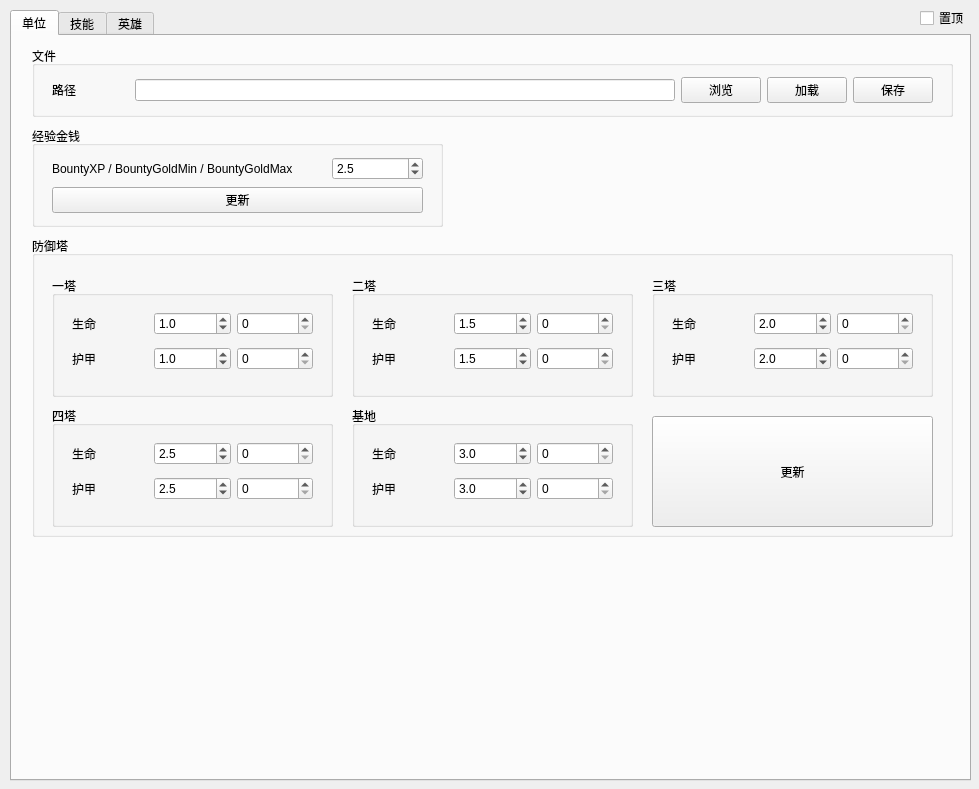
Above: untitled.ui from JeremyChim/Dota-Tool before the change. Below: the same form after it.
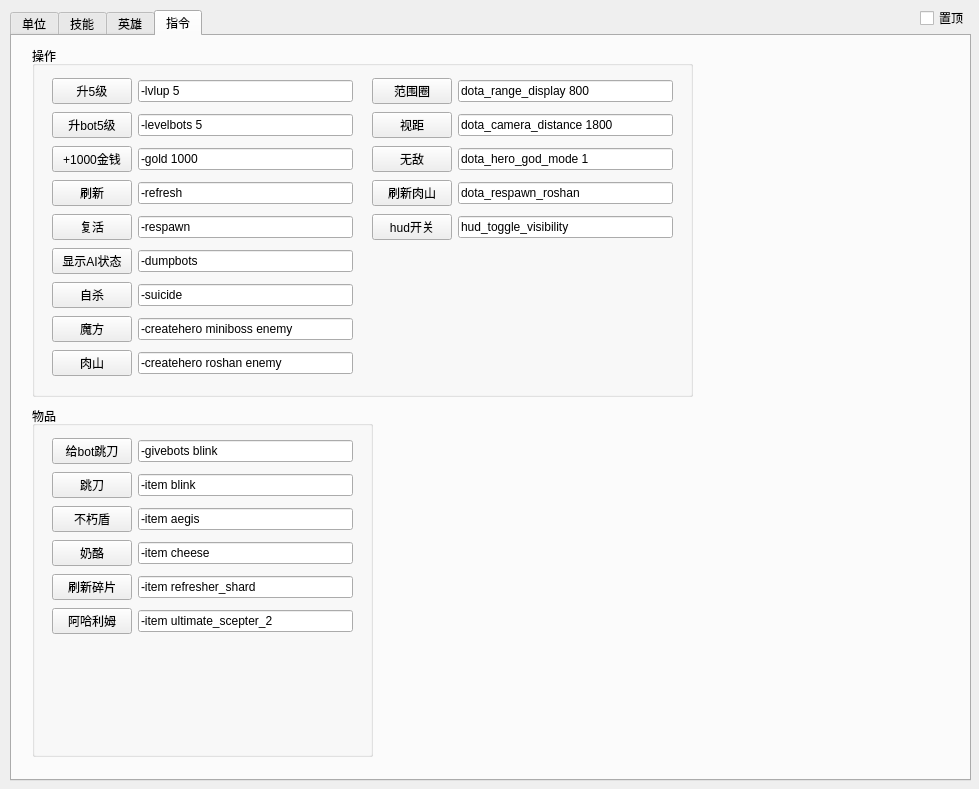
That is the form after the change.

Commit message: add tab order

```diff
--- a/untitled.ui
+++ b/untitled.ui
@@ -23,7 +23,7 @@
     </rect>
    </property>
    <property name="currentIndex">
-    <number>0</number>
+    <number>3</number>
    </property>
    <widget class="QWidget" name="tab">
     <attribute name="title">
@@ -1319,39 +1319,610 @@
        </item>
       </layout>
      </widget>
+    </widget>
+   </widget>
+   <widget class="QWidget" name="tab_4">
+    <attribute name="title">
+     <string>指令</string>
+    </attribute>
+    <widget class="QGroupBox" name="groupBox_14">
+     <property name="geometry">
+      <rect>
+       <x>20</x>
+       <y>10</y>
+       <width>661</width>
+       <height>351</height>
+      </rect>
+     </property>
+     <property name="title">
+      <string>操作</string>
+     </property>
      <widget class="QWidget" name="layoutWidget">
       <property name="geometry">
        <rect>
         <x>20</x>
         <y>30</y>
-        <width>591</width>
-        <height>28</height>
+        <width>301</width>
+        <height>302</height>
        </rect>
       </property>
-      <layout class="QHBoxLayout" name="horizontalLayout_21" stretch="1,0,0,0">
+      <layout class="QVBoxLayout" name="verticalLayout_13">
        <item>
-        <widget class="QComboBox" name="comboBox"/>
+        <layout class="QHBoxLayout" name="horizontalLayout_35">
+         <item>
+          <widget class="QPushButton" name="pushButton_17">
+           <property name="text">
+            <string>升5级</string>
+           </property>
+          </widget>
+         </item>
+         <item>
+          <widget class="QLineEdit" name="lineEdit_9">
+           <property name="text">
+            <string>-lvlup 5</string>
+           </property>
+           <property name="echoMode">
+            <enum>QLineEdit::Normal</enum>
+           </property>
+           <property name="dragEnabled">
+            <bool>false</bool>
+           </property>
+           <property name="readOnly">
+            <bool>false</bool>
+           </property>
+          </widget>
+         </item>
+        </layout>
        </item>
        <item>
-        <widget class="QPushButton" name="pushButton_14">
-         <property name="text">
-          <string>载入</string>
-         </property>
-        </widget>
+        <layout class="QHBoxLayout" name="horizontalLayout_36">
+         <item>
+          <widget class="QPushButton" name="pushButton_18">
+           <property name="text">
+            <string>升bot5级</string>
+           </property>
+          </widget>
+         </item>
+         <item>
+          <widget class="QLineEdit" name="lineEdit_10">
+           <property name="text">
+            <string>-levelbots 5</string>
+           </property>
+           <property name="echoMode">
+            <enum>QLineEdit::Normal</enum>
+           </property>
+           <property name="dragEnabled">
+            <bool>false</bool>
+           </property>
+           <property name="readOnly">
+            <bool>false</bool>
+           </property>
+          </widget>
+         </item>
+        </layout>
        </item>
        <item>
-        <widget class="QPushButton" name="pushButton_15">
-         <property name="text">
-          <string>读取</string>
-         </property>
-        </widget>
+        <layout class="QHBoxLayout" name="horizontalLayout_37">
+         <item>
+          <widget class="QPushButton" name="pushButton_19">
+           <property name="text">
+            <string>+1000金钱</string>
+           </property>
+          </widget>
+         </item>
+         <item>
+          <widget class="QLineEdit" name="lineEdit_11">
+           <property name="text">
+            <string>-gold 1000</string>
+           </property>
+           <property name="echoMode">
+            <enum>QLineEdit::Normal</enum>
+           </property>
+           <property name="dragEnabled">
+            <bool>false</bool>
+           </property>
+           <property name="readOnly">
+            <bool>false</bool>
+           </property>
+          </widget>
+         </item>
+        </layout>
        </item>
        <item>
-        <widget class="QPushButton" name="pushButton_16">
-         <property name="text">
-          <string>写入</string>
-         </property>
-        </widget>
+        <layout class="QHBoxLayout" name="horizontalLayout_38">
+         <item>
+          <widget class="QPushButton" name="pushButton_20">
+           <property name="text">
+            <string>刷新</string>
+           </property>
+          </widget>
+         </item>
+         <item>
+          <widget class="QLineEdit" name="lineEdit_12">
+           <property name="text">
+            <string>-refresh</string>
+           </property>
+           <property name="echoMode">
+            <enum>QLineEdit::Normal</enum>
+           </property>
+           <property name="dragEnabled">
+            <bool>false</bool>
+           </property>
+           <property name="readOnly">
+            <bool>false</bool>
+           </property>
+          </widget>
+         </item>
+        </layout>
+       </item>
+       <item>
+        <layout class="QHBoxLayout" name="horizontalLayout_39">
+         <item>
+          <widget class="QPushButton" name="pushButton_21">
+           <property name="text">
+            <string>复活</string>
+           </property>
+          </widget>
+         </item>
+         <item>
+          <widget class="QLineEdit" name="lineEdit_13">
+           <property name="text">
+            <string>-respawn</string>
+           </property>
+           <property name="echoMode">
+            <enum>QLineEdit::Normal</enum>
+           </property>
+           <property name="dragEnabled">
+            <bool>false</bool>
+           </property>
+           <property name="readOnly">
+            <bool>false</bool>
+           </property>
+          </widget>
+         </item>
+        </layout>
+       </item>
+       <item>
+        <layout class="QHBoxLayout" name="horizontalLayout_40">
+         <item>
+          <widget class="QPushButton" name="pushButton_22">
+           <property name="text">
+            <string>显示AI状态</string>
+           </property>
+          </widget>
+         </item>
+         <item>
+          <widget class="QLineEdit" name="lineEdit_14">
+           <property name="text">
+            <string>-dumpbots</string>
+           </property>
+           <property name="echoMode">
+            <enum>QLineEdit::Normal</enum>
+           </property>
+           <property name="dragEnabled">
+            <bool>false</bool>
+           </property>
+           <property name="readOnly">
+            <bool>false</bool>
+           </property>
+          </widget>
+         </item>
+        </layout>
+       </item>
+       <item>
+        <layout class="QHBoxLayout" name="horizontalLayout_41">
+         <item>
+          <widget class="QPushButton" name="pushButton_23">
+           <property name="text">
+            <string>自杀</string>
+           </property>
+          </widget>
+         </item>
+         <item>
+          <widget class="QLineEdit" name="lineEdit_15">
+           <property name="text">
+            <string>-suicide</string>
+           </property>
+           <property name="echoMode">
+            <enum>QLineEdit::Normal</enum>
+           </property>
+           <property name="dragEnabled">
+            <bool>false</bool>
+           </property>
+           <property name="readOnly">
+            <bool>false</bool>
+           </property>
+          </widget>
+         </item>
+        </layout>
+       </item>
+       <item>
+        <layout class="QHBoxLayout" name="horizontalLayout_44">
+         <item>
+          <widget class="QPushButton" name="pushButton_26">
+           <property name="text">
+            <string>魔方</string>
+           </property>
+          </widget>
+         </item>
+         <item>
+          <widget class="QLineEdit" name="lineEdit_18">
+           <property name="text">
+            <string>-createhero miniboss enemy</string>
+           </property>
+           <property name="echoMode">
+            <enum>QLineEdit::Normal</enum>
+           </property>
+           <property name="dragEnabled">
+            <bool>false</bool>
+           </property>
+           <property name="readOnly">
+            <bool>false</bool>
+           </property>
+          </widget>
+         </item>
+        </layout>
+       </item>
+       <item>
+        <layout class="QHBoxLayout" name="horizontalLayout_45">
+         <item>
+          <widget class="QPushButton" name="pushButton_27">
+           <property name="text">
+            <string>肉山</string>
+           </property>
+          </widget>
+         </item>
+         <item>
+          <widget class="QLineEdit" name="lineEdit_19">
+           <property name="text">
+            <string>-createhero roshan enemy</string>
+           </property>
+           <property name="echoMode">
+            <enum>QLineEdit::Normal</enum>
+           </property>
+           <property name="dragEnabled">
+            <bool>false</bool>
+           </property>
+           <property name="readOnly">
+            <bool>false</bool>
+           </property>
+          </widget>
+         </item>
+        </layout>
+       </item>
+      </layout>
+     </widget>
+     <widget class="QWidget" name="layoutWidget_22">
+      <property name="geometry">
+       <rect>
+        <x>340</x>
+        <y>30</y>
+        <width>301</width>
+        <height>171</height>
+       </rect>
+      </property>
+      <layout class="QVBoxLayout" name="verticalLayout_15">
+       <item>
+        <layout class="QHBoxLayout" name="horizontalLayout_50">
+         <item>
+          <widget class="QPushButton" name="pushButton_32">
+           <property name="text">
+            <string>范围圈</string>
+           </property>
+          </widget>
+         </item>
+         <item>
+          <widget class="QLineEdit" name="lineEdit_24">
+           <property name="text">
+            <string>dota_range_display 800</string>
+           </property>
+           <property name="echoMode">
+            <enum>QLineEdit::Normal</enum>
+           </property>
+           <property name="dragEnabled">
+            <bool>false</bool>
+           </property>
+           <property name="readOnly">
+            <bool>false</bool>
+           </property>
+          </widget>
+         </item>
+        </layout>
+       </item>
+       <item>
+        <layout class="QHBoxLayout" name="horizontalLayout_51">
+         <item>
+          <widget class="QPushButton" name="pushButton_33">
+           <property name="text">
+            <string>视距</string>
+           </property>
+          </widget>
+         </item>
+         <item>
+          <widget class="QLineEdit" name="lineEdit_25">
+           <property name="text">
+            <string>dota_camera_distance 1800</string>
+           </property>
+           <property name="echoMode">
+            <enum>QLineEdit::Normal</enum>
+           </property>
+           <property name="dragEnabled">
+            <bool>false</bool>
+           </property>
+           <property name="readOnly">
+            <bool>false</bool>
+           </property>
+          </widget>
+         </item>
+        </layout>
+       </item>
+       <item>
+        <layout class="QHBoxLayout" name="horizontalLayout_52">
+         <item>
+          <widget class="QPushButton" name="pushButton_34">
+           <property name="text">
+            <string>无敌</string>
+           </property>
+          </widget>
+         </item>
+         <item>
+          <widget class="QLineEdit" name="lineEdit_26">
+           <property name="text">
+            <string>dota_hero_god_mode 1</string>
+           </property>
+           <property name="echoMode">
+            <enum>QLineEdit::Normal</enum>
+           </property>
+           <property name="dragEnabled">
+            <bool>false</bool>
+           </property>
+           <property name="readOnly">
+            <bool>false</bool>
+           </property>
+          </widget>
+         </item>
+        </layout>
+       </item>
+       <item>
+        <layout class="QHBoxLayout" name="horizontalLayout_53">
+         <item>
+          <widget class="QPushButton" name="pushButton_35">
+           <property name="text">
+            <string>刷新肉山</string>
+           </property>
+          </widget>
+         </item>
+         <item>
+          <widget class="QLineEdit" name="lineEdit_27">
+           <property name="text">
+            <string>dota_respawn_roshan</string>
+           </property>
+           <property name="echoMode">
+            <enum>QLineEdit::Normal</enum>
+           </property>
+           <property name="dragEnabled">
+            <bool>false</bool>
+           </property>
+           <property name="readOnly">
+            <bool>false</bool>
+           </property>
+          </widget>
+         </item>
+        </layout>
+       </item>
+       <item>
+        <layout class="QHBoxLayout" name="horizontalLayout_54">
+         <item>
+          <widget class="QPushButton" name="pushButton_36">
+           <property name="text">
+            <string>hud开关</string>
+           </property>
+          </widget>
+         </item>
+         <item>
+          <widget class="QLineEdit" name="lineEdit_28">
+           <property name="text">
+            <string>hud_toggle_visibility</string>
+           </property>
+           <property name="echoMode">
+            <enum>QLineEdit::Normal</enum>
+           </property>
+           <property name="dragEnabled">
+            <bool>false</bool>
+           </property>
+           <property name="readOnly">
+            <bool>false</bool>
+           </property>
+          </widget>
+         </item>
+        </layout>
+       </item>
+      </layout>
+     </widget>
+    </widget>
+    <widget class="QGroupBox" name="groupBox_15">
+     <property name="geometry">
+      <rect>
+       <x>20</x>
+       <y>370</y>
+       <width>341</width>
+       <height>351</height>
+      </rect>
+     </property>
+     <property name="title">
+      <string>物品</string>
+     </property>
+     <widget class="QWidget" name="layoutWidget">
+      <property name="geometry">
+       <rect>
+        <x>20</x>
+        <y>30</y>
+        <width>301</width>
+        <height>200</height>
+       </rect>
+      </property>
+      <layout class="QVBoxLayout" name="verticalLayout_14">
+       <item>
+        <layout class="QHBoxLayout" name="horizontalLayout_43">
+         <item>
+          <widget class="QPushButton" name="pushButton_25">
+           <property name="text">
+            <string>给bot跳刀</string>
+           </property>
+          </widget>
+         </item>
+         <item>
+          <widget class="QLineEdit" name="lineEdit_17">
+           <property name="text">
+            <string>-givebots blink</string>
+           </property>
+           <property name="echoMode">
+            <enum>QLineEdit::Normal</enum>
+           </property>
+           <property name="dragEnabled">
+            <bool>false</bool>
+           </property>
+           <property name="readOnly">
+            <bool>false</bool>
+           </property>
+          </widget>
+         </item>
+        </layout>
+       </item>
+       <item>
+        <layout class="QHBoxLayout" name="horizontalLayout_42">
+         <item>
+          <widget class="QPushButton" name="pushButton_24">
+           <property name="text">
+            <string>跳刀</string>
+           </property>
+          </widget>
+         </item>
+         <item>
+          <widget class="QLineEdit" name="lineEdit_16">
+           <property name="text">
+            <string>-item blink</string>
+           </property>
+           <property name="echoMode">
+            <enum>QLineEdit::Normal</enum>
+           </property>
+           <property name="dragEnabled">
+            <bool>false</bool>
+           </property>
+           <property name="readOnly">
+            <bool>false</bool>
+           </property>
+          </widget>
+         </item>
+        </layout>
+       </item>
+       <item>
+        <layout class="QHBoxLayout" name="horizontalLayout_46">
+         <item>
+          <widget class="QPushButton" name="pushButton_28">
+           <property name="text">
+            <string>不朽盾</string>
+           </property>
+          </widget>
+         </item>
+         <item>
+          <widget class="QLineEdit" name="lineEdit_20">
+           <property name="text">
+            <string>-item aegis</string>
+           </property>
+           <property name="echoMode">
+            <enum>QLineEdit::Normal</enum>
+           </property>
+           <property name="dragEnabled">
+            <bool>false</bool>
+           </property>
+           <property name="readOnly">
+            <bool>false</bool>
+           </property>
+          </widget>
+         </item>
+        </layout>
+       </item>
+       <item>
+        <layout class="QHBoxLayout" name="horizontalLayout_49">
+         <item>
+          <widget class="QPushButton" name="pushButton_31">
+           <property name="text">
+            <string>奶酪</string>
+           </property>
+          </widget>
+         </item>
+         <item>
+          <widget class="QLineEdit" name="lineEdit_23">
+           <property name="text">
+            <string>-item cheese</string>
+           </property>
+           <property name="echoMode">
+            <enum>QLineEdit::Normal</enum>
+           </property>
+           <property name="dragEnabled">
+            <bool>false</bool>
+           </property>
+           <property name="readOnly">
+            <bool>false</bool>
+           </property>
+          </widget>
+         </item>
+        </layout>
+       </item>
+       <item>
+        <layout class="QHBoxLayout" name="horizontalLayout_47">
+         <item>
+          <widget class="QPushButton" name="pushButton_29">
+           <property name="text">
+            <string>刷新碎片</string>
+           </property>
+          </widget>
+         </item>
+         <item>
+          <widget class="QLineEdit" name="lineEdit_21">
+           <property name="text">
+            <string>-item refresher_shard</string>
+           </property>
+           <property name="echoMode">
+            <enum>QLineEdit::Normal</enum>
+           </property>
+           <property name="dragEnabled">
+            <bool>false</bool>
+           </property>
+           <property name="readOnly">
+            <bool>false</bool>
+           </property>
+          </widget>
+         </item>
+        </layout>
+       </item>
+       <item>
+        <layout class="QHBoxLayout" name="horizontalLayout_48">
+         <item>
+          <widget class="QPushButton" name="pushButton_30">
+           <property name="text">
+            <string>阿哈利姆</string>
+           </property>
+          </widget>
+         </item>
+         <item>
+          <widget class="QLineEdit" name="lineEdit_22">
+           <property name="text">
+            <string>-item ultimate_scepter_2</string>
+           </property>
+           <property name="echoMode">
+            <enum>QLineEdit::Normal</enum>
+           </property>
+           <property name="dragEnabled">
+            <bool>false</bool>
+           </property>
+           <property name="readOnly">
+            <bool>false</bool>
+           </property>
+          </widget>
+         </item>
+        </layout>
        </item>
       </layout>
      </widget>
```
Left out of the diff: 743 changed lines with no effect on the pictures. The commit also changes 3 other files.
